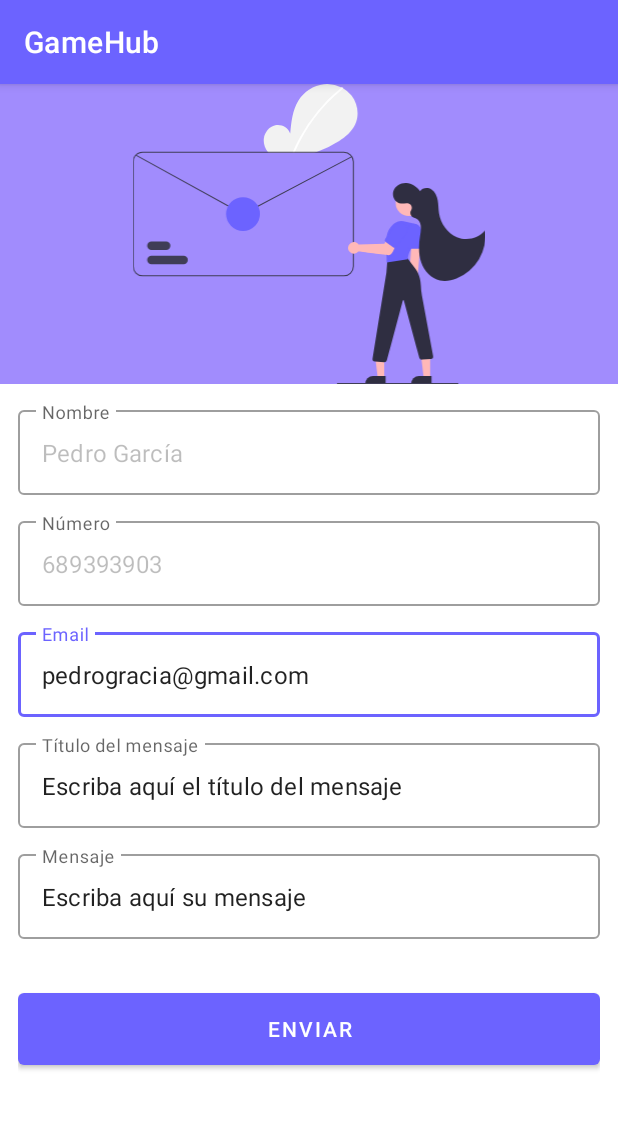
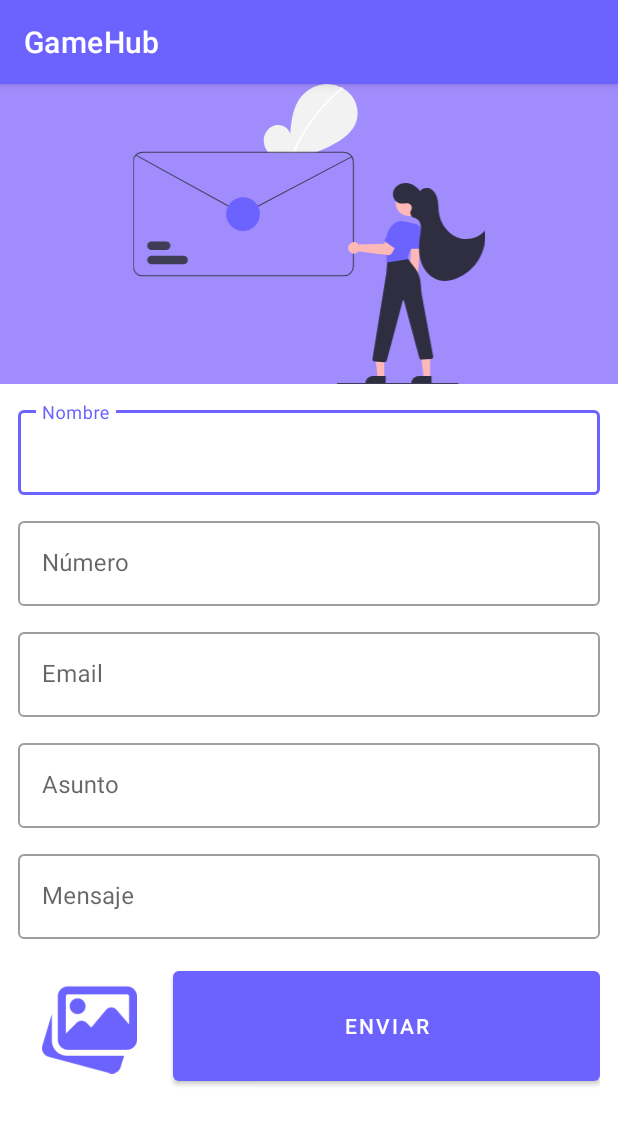
Before and after one commit to Kumiihoo/GameHub, an Android app: the FormActivity screen opened directly, with no data from a screen before it, on a phone screen of 412 x 824 dp. Shown: the top 1125 px of the screen. Run offline under Robolectric (Android 15) with nearby library versions, the phone set to English and light mode, and no system bars; our stand-ins replace Firebase (no records; nobody signed in at launch, a user with empty details on screens opened directly).

Commit message:
Formulario de Contacto Arreglado

```diff
--- a/app/src/main/java/com/mariomedina/gamehub/model/FormModel.kt
+++ b/app/src/main/java/com/mariomedina/gamehub/model/FormModel.kt
@@ -2,8 +2,9 @@ package com.mariomedina.gamehub.model
 
 data class FormModel(
     val formSenderId: String? = "",
-    val email: String? = "",
+    val formEmail: String? = "",
     val title: String? = "",
     val message: String? = "",
-    val name: String? = ""
+    val formName: String? = "",
+    val snapshot: String? = ""
 )
--- a/app/src/main/res/layout/activity_form.xml
+++ b/app/src/main/res/layout/activity_form.xml
@@ -12,7 +12,6 @@
         android:background="@color/colorForm">
 
         <ImageView
-            android:id="@+id/formImage"
             android:layout_width="match_parent"
             android:layout_height="match_parent"
             android:layout_centerInParent="true"
@@ -29,10 +28,8 @@
         <com.google.android.material.textfield.TextInputEditText
             android:layout_width="match_parent"
             android:layout_height="wrap_content"
-            android:enabled="false"
             android:id="@+id/formName"
-            android:hint="Nombre"
-            android:text="Pedro García" />
+            android:hint="Nombre" />
     </com.google.android.material.textfield.TextInputLayout>
 
     <com.google.android.material.textfield.TextInputLayout
@@ -45,10 +42,8 @@
         <com.google.android.material.textfield.TextInputEditText
             android:layout_width="match_parent"
             android:layout_height="wrap_content"
-            android:enabled="false"
             android:id="@+id/formNumber"
-            android:hint="Número"
-            android:text="689393903" />
+            android:hint="Número" />
     </com.google.android.material.textfield.TextInputLayout>
 
     <com.google.android.material.textfield.TextInputLayout
@@ -63,8 +58,7 @@
             android:layout_height="wrap_content"
             android:clickable="false"
             android:id="@+id/formEmail"
-            android:hint="Email"
-            android:text="pedrogracia@gmail.com" />
+            android:hint="Email" />
     </com.google.android.material.textfield.TextInputLayout>
 
     <com.google.android.material.textfield.TextInputLayout
@@ -79,8 +73,7 @@
             android:id="@+id/formTitle"
             android:layout_height="wrap_content"
             android:clickable="false"
-            android:hint="Título del mensaje"
-            android:text="Escriba aquí el título del mensaje" />
+            android:hint="Asunto" />
     </com.google.android.material.textfield.TextInputLayout>
 
     <com.google.android.material.textfield.TextInputLayout
@@ -95,22 +88,32 @@
             android:id="@+id/formMessage"
             android:layout_height="wrap_content"
             android:clickable="false"
-            android:hint="Mensaje"
-            android:text="Escriba aquí su mensaje" />
+            android:hint="Mensaje" />
     </com.google.android.material.textfield.TextInputLayout>
 
 
     <LinearLayout
         android:layout_width="match_parent"
         android:layout_marginHorizontal="12dp"
-        android:layout_marginTop="30dp"
+        android:layout_marginTop="15dp"
+        android:layout_marginBottom="15dp"
         android:layout_height="wrap_content"
         android:weightSum="2">
+        <ImageView
+            android:layout_width="wrap_content"
+            android:layout_height="85dp"
+            android:layout_marginEnd="8dp"
+            android:id="@+id/formImage"
+            style="@style/Widget.MaterialComponents.Button.OutlinedButton"
+            android:layout_weight="1"
+            android:src="@drawable/gallery"/>
 
         <com.google.android.material.button.MaterialButton
-            android:layout_width="match_parent"
-            android:layout_height="60dp"
+            android:layout_width="350dp"
+            android:gravity="center"
+            android:layout_height="match_parent"
             android:id="@+id/formSend"
+
             android:layout_weight="1"
             android:text="Enviar"/>
 
```
Also changed, not shown: app/src/main/java/com/mariomedina/gamehub/activity/FormActivity.kt (+5 -9 lines), app/src/main/res/drawable/gallery.png (added).
